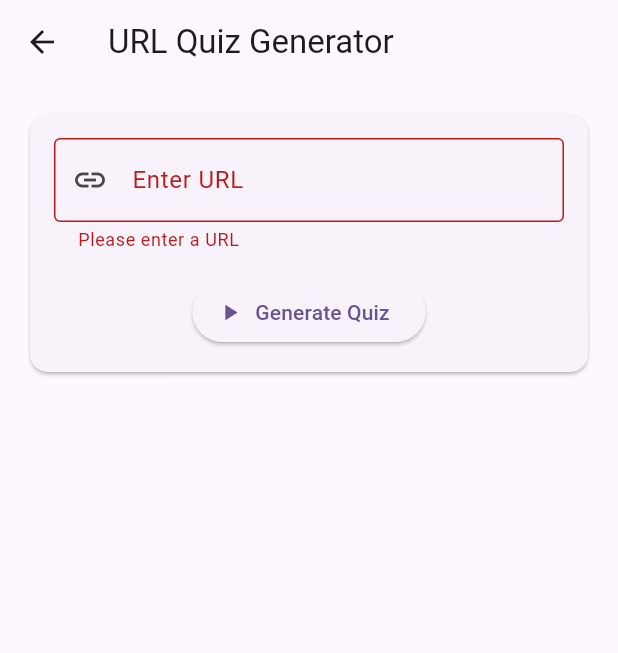
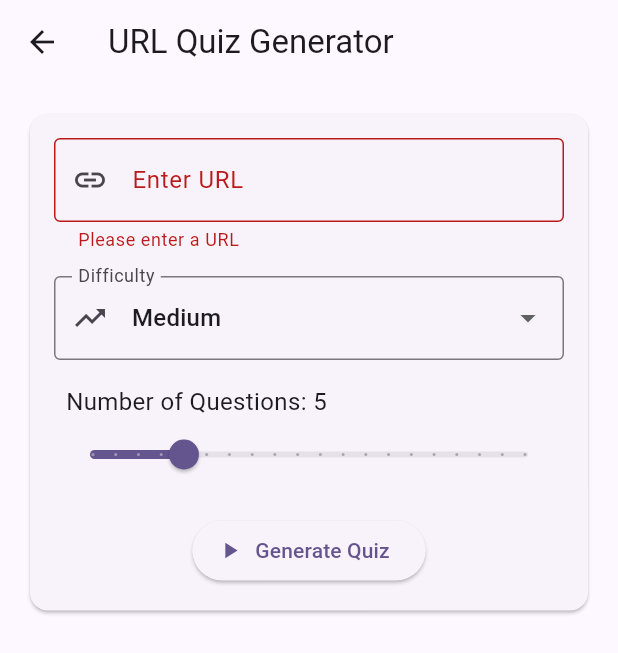
Before and after one commit to Mohamednajdawi/quiz_maker, a Flutter app: the URLQuizScreen screen opened directly, after a tap on "Generate Quiz", on a phone screen of 412 x 824 dp. Shown: the top 653 px of the screen. Run offline on Flutter 3.47's test engine with Material 3 defaults, Android fonts, the phone set to English and light mode, and no system bars; our stand-ins replace cached_network_image, cloud_firestore, firebase_auth, firebase_core, google_sign_in; accounts and stored records are empty.

Commit message:
diffecalty and num of q

```diff
--- a/frontend/quiz_app/lib/screens/url_quiz_screen.dart
+++ b/frontend/quiz_app/lib/screens/url_quiz_screen.dart
@@ -26,6 +26,13 @@ class _URLQuizScreenState extends State<URLQuizScreen> {
   bool _showResults = false;
   DateTime? _startTime;
 
+  // Added state variables for difficulty and number of questions
+  String _selectedDifficulty = 'medium';
+  int _numQuestions = 5;
+
+  // List of available difficulty levels
+  final List<String> _difficultyLevels = ['easy', 'medium', 'hard'];
+
   @override
   void initState() {
     super.initState();
@@ -49,7 +56,11 @@ class _URLQuizScreenState extends State<URLQuizScreen> {
     });
 
     try {
-      final quiz = await _quizService.generateQuiz(_urlController.text);
+      final quiz = await _quizService.generateQuiz(
+        _urlController.text,
+        numQuestions: _numQuestions,
+        difficulty: _selectedDifficulty,
+      );
       setState(() {
         _quizData = quiz;
         _isLoading = false;
@@ -114,6 +125,8 @@ class _URLQuizScreenState extends State<URLQuizScreen> {
         quizData: {
           ..._quizData!,
           'url': _urlController.text,
+          'difficulty': _selectedDifficulty,
+          'num_questions': _numQuestions,
         },
         userAnswers: _userAnswers,
         score: score,
@@ -225,6 +238,62 @@ class _URLQuizScreenState extends State<URLQuizScreen> {
                           prefixIcon: const Icon(Icons.link),
                         ),
                       ),
+                      const SizedBox(height: 16),
+
+                      // Difficulty dropdown
+                      DropdownButtonFormField<String>(
+                        decoration: const InputDecoration(
+                          labelText: 'Difficulty',
+                          border: OutlineInputBorder(),
+                          prefixIcon: Icon(Icons.trending_up),
+                        ),
+                        value: _selectedDifficulty,
+                        items: _difficultyLevels.map((String difficulty) {
+                          return DropdownMenuItem<String>(
+                            value: difficulty,
+                            child: Text(
+                              difficulty[0].toUpperCase() + difficulty.substring(1),
+                              style: const TextStyle(fontSize: 16),
+                            ),
+                          );
+                        }).toList(),
+                        onChanged: (String? newValue) {
+                          if (newValue != null) {
+                            setState(() {
+                              _selectedDifficulty = newValue;
+                            });
+                          }
+                        },
+                      ),
+
+                      const SizedBox(height: 16),
+
+                      // Number of questions slider
+                      Column(
+                        crossAxisAlignment: CrossAxisAlignment.start,
+                        children: [
+                          Padding(
+                            padding: const EdgeInsets.only(left: 8.0),
+                            child: Text(
+                              'Number of Questions: $_numQuestions',
+                              style: const TextStyle(fontSize: 16),
+                            ),
+                          ),
+                          Slider(
+                            value: _numQuestions.toDouble(),
+                            min: 1,
+                            max: 20,
+                            divisions: 19,
+                            label: _numQuestions.toString(),
+                            onChanged: (double value) {
+                              setState(() {
+                                _numQuestions = value.round();
+                              });
+                            },
+                          ),
+                        ],
+                      ),
+
                       const SizedBox(height: 16),
                       ElevatedButton.icon(
                         onPressed: _isLoading ? null : _generateQuiz,
--- a/frontend/quiz_app/lib/services/quiz_service.dart
+++ b/frontend/quiz_app/lib/services/quiz_service.dart
@@ -145,12 +145,16 @@ class QuizService {
   }
 
   // Generate quiz from URL
-  Future<Map<String, dynamic>> generateQuiz(String url) async {
+  Future<Map<String, dynamic>> generateQuiz(String url, {int numQuestions = 5, String difficulty = 'medium'}) async {
     try {
       final response = await http.post(
         Uri.parse('$baseUrl/generate-quiz'),
         headers: {'Content-Type': 'application/json'},
-        body: jsonEncode({'url': url}),
+        body: jsonEncode({
+          'url': url,
+          'num_questions': numQuestions,
+          'difficulty': difficulty,
+        }),
       );
 
       if (response.statusCode == 200) {
```
